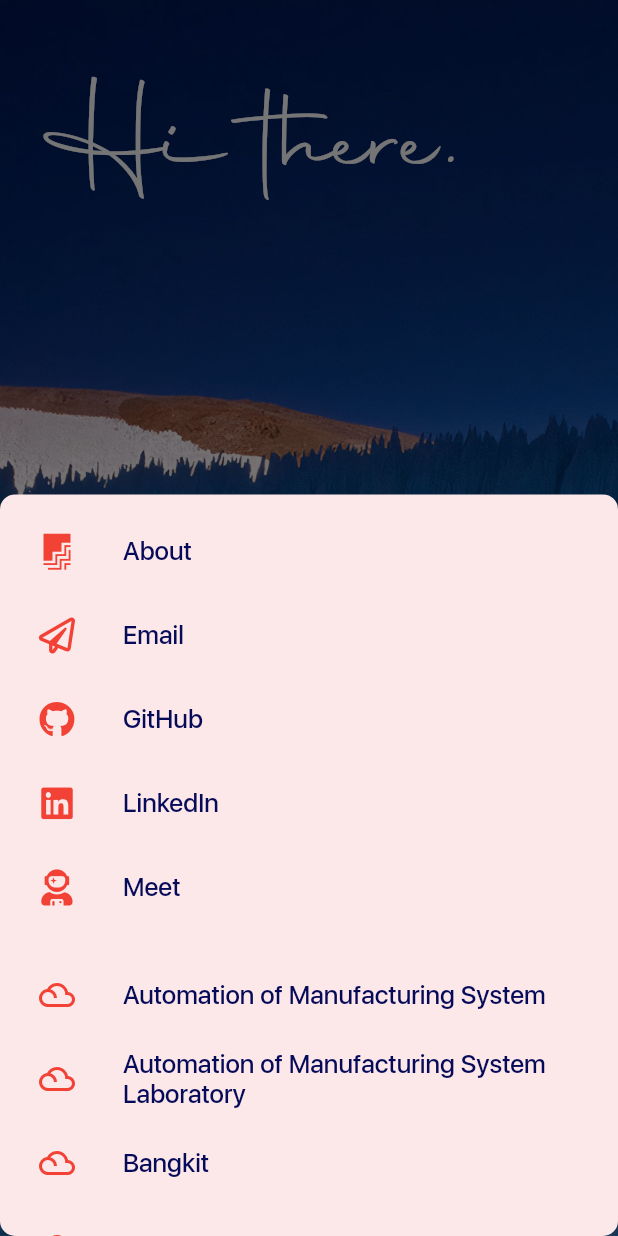
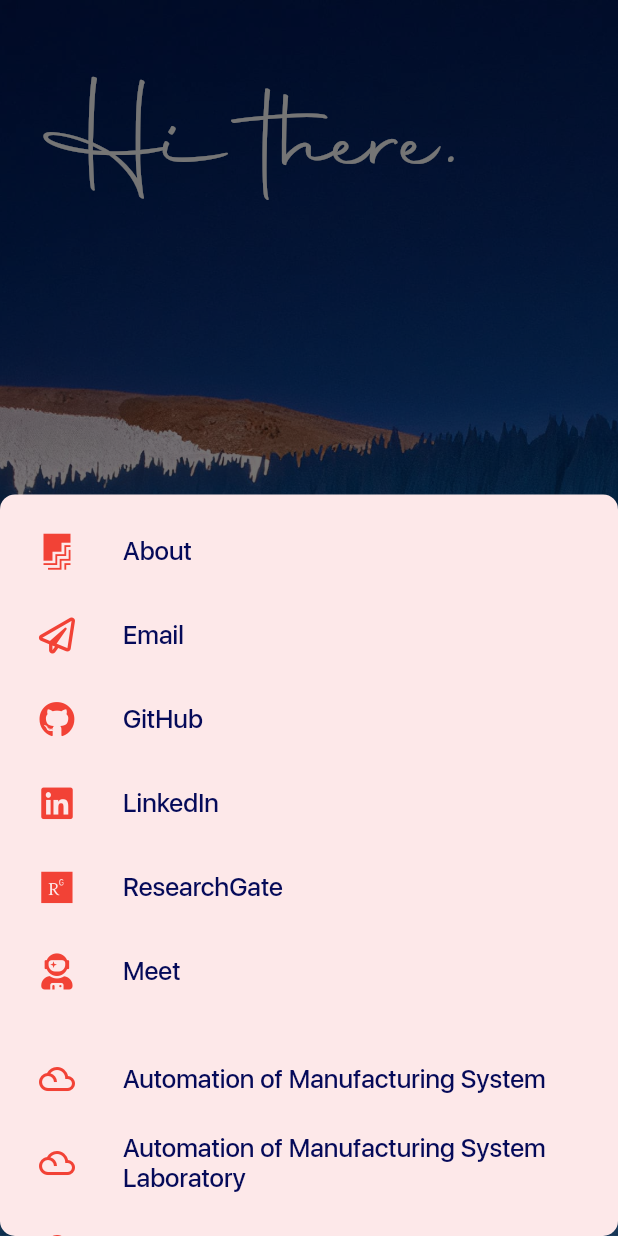
Before and after one commit to WenzelArifiandi/raven, a Flutter app: the screen it shows after launch, after a tap on "Explore", on a phone screen of 412 x 824 dp. Run offline on Flutter 3.47's test engine with Material 2 defaults, Android fonts, the phone set to English and light mode, and no system bars; our stand-ins replace font_awesome_flutter; missing offline and left inert: dart:html.

Commit message:
Adding ResearchGate ListTile

```diff
--- a/lib/input_page.dart
+++ b/lib/input_page.dart
@@ -25,6 +25,15 @@ Future<void> _github() async {
 
 Future<void> _linkedin() async {
   const url = 'https://go.wenzelarifiandi.com/linkedin';
+  if (await canLaunch(url)) {
+    await launch(url);
+  } else {
+    throw 'Could not launch $url';
+  }
+}
+
+Future<void> _researchGate() async {
+  const url = 'https://go.wenzelarifiandi.com/researchgate';
   if (await canLaunch(url)) {
     await launch(url);
   } else {
@@ -273,7 +282,7 @@ class _InputPageState extends State<InputPage> with TickerProviderStateMixin {
                       applicationIcon: Icon(FontAwesomeIcons.firstdraft,
                           color: buildIconColor()),
                       applicationName: 'The Raven Project',
-                      applicationVersion: 'Mountain View 3.4.1',
+                      applicationVersion: 'Mountain View 3.5',
                       applicationLegalese: '©2021 Wenzel Arifiandi',
                       aboutBoxChildren: <Widget>[
                         Padding(
@@ -338,6 +347,23 @@ class _InputPageState extends State<InputPage> with TickerProviderStateMixin {
                         ),
                         leading: Icon(
                           FontAwesomeIcons.linkedin,
+                          color: buildIconColor(),
+                        ),
+                        onTap: _linkedin,
+                      ),
+                    ),
+                  ),
+                  Padding(
+                    padding: const EdgeInsets.fromLTRB(0, 0, 0, 0),
+                    child: ConstrainedBox(
+                      constraints: const BoxConstraints(maxHeight: 60),
+                      child: ListTile(
+                        title: Text(
+                          'ResearchGate',
+                          style: kSubtitle1Black,
+                        ),
+                        leading: Icon(
+                          FontAwesomeIcons.researchgate,
                           color: buildIconColor(),
                         ),
                         onTap: _linkedin,
```
Also changed, not shown: 1 other file.
